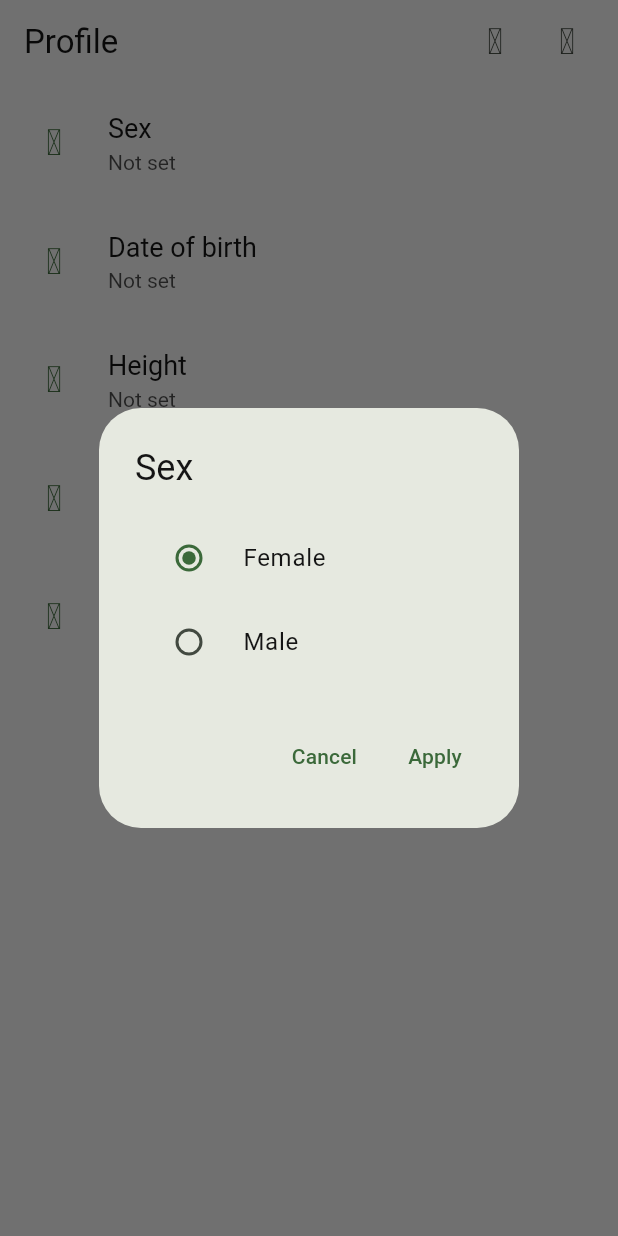
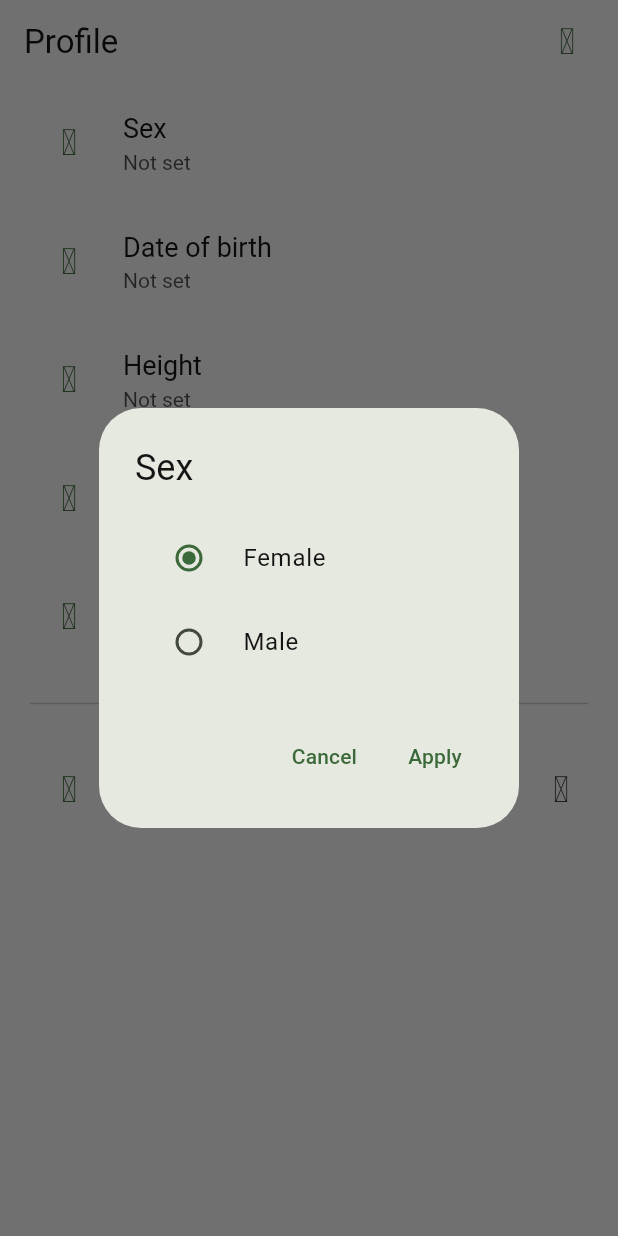
Before and after one commit to Tim-Otte/calorie-counter, a Flutter app: the ProfilePage screen opened directly with empty values, after a tap on "Sex", on a phone screen of 412 x 824 dp. Run offline on Flutter 3.47's test engine with Material 3 defaults, Android fonts, the phone set to English and light mode, and no system bars; drawn by our look-alikes of dynamic_color; our stand-ins replace cached_network_image, device_info_plus, drift, drift_flutter, flutter_localized_locales, material_symbols_icons and 3 more; missing offline and left inert: mobile_scanner, openfoodfacts; accounts and stored records are empty; generated files the repository leaves out were written again; statements that could not run were skipped.

Commit message:
Layout improvements and redesign: - Replaced bottom navigation with notched bottom bar - Fixed age calculation - Fixed margin in settings section - Moved data info to own page - Updated Java version in Gradle config

```diff
--- a/lib/src/components/all.dart
+++ b/lib/src/components/all.dart
@@ -1,7 +1,7 @@
 export 'add_meal/all.dart';
 export 'add_product/all.dart';
 export 'dialogs/all.dart';
-export 'profile/all.dart';
+export 'profile/dialogs/all.dart';
 export 'settings/all.dart';
 export 'column_with_refresh_indicator.dart';
 export 'form_field.dart';
--- a/lib/src/components/profile/all.dart
+++ /dev/null
@@ -1,2 +0,0 @@
-export 'bottom_sheets/about_personal_data_btm_sheet.dart';
-export 'dialogs/all.dart';
--- a/lib/src/components/settings/section.dart
+++ b/lib/src/components/settings/section.dart
@@ -6,12 +6,12 @@ class MaterialSettingsSection extends StatelessWidget {
   const MaterialSettingsSection({
     super.key,
     required this.tiles,
-    required this.margin,
+    this.margin,
     this.title,
   });
 
   final List<MaterialSettingsTile> tiles;
-  final EdgeInsetsDirectional? margin;
+  final EdgeInsets? margin;
   final Widget? title;
 
   @override
@@ -23,14 +23,19 @@ class MaterialSettingsSection extends StatelessWidget {
     final tileList = buildTileList();
 
     if (title == null) {
-      return tileList;
+      return Padding(
+        padding: margin ?? EdgeInsets.zero,
+        child: tileList,
+      );
     }
 
     final theme = Theme.of(context);
     final textScaler = MediaQuery.of(context).textScaler;
 
     return Padding(
-      padding: EdgeInsets.only(bottom: textScaler.scale(20)),
+      padding: (margin ?? EdgeInsets.zero).copyWith(
+        bottom: textScaler.scale(20),
+      ),
       child: Column(
         crossAxisAlignment: CrossAxisAlignment.start,
         children: [
--- a/lib/src/localization/app_de.arb
+++ b/lib/src/localization/app_de.arb
@@ -113,6 +113,8 @@
   "profileHeight": "Körpergröße",
   "profileWeight": "Gewicht",
   "profileWaistCircumference": "Taillenumfang",
+  "profileDataUsageTitle": "Warum wir Daten abfragen...",
+  "profileDataUsageSubtitle": "...und wofür sie genutzt werden",
 
   "aboutPersonalDataTitle": "Persönliche Informationen",
   "aboutPersonalDataGenderTitle": "Geschlecht",
--- a/lib/src/localization/app_en.arb
+++ b/lib/src/localization/app_en.arb
@@ -113,6 +113,8 @@
   "profileHeight": "Height",
   "profileWeight": "Weight",
   "profileWaistCircumference": "Waist circumference",
+  "profileDataUsageTitle": "Why we ask for your data...",
+  "profileDataUsageSubtitle": "...and how we use it for your benefit",
 
   "aboutPersonalDataTitle": "About personal information",
   "aboutPersonalDataGenderTitle": "Sex",
--- a/lib/src/pages/all.dart
+++ b/lib/src/pages/all.dart
@@ -1,3 +1,4 @@
+export 'about_personal_data.dart';
 export 'add_meal.dart';
 export 'add_product.dart';
 export 'monthly_overview.dart';
--- a/lib/src/pages/profile.dart
+++ b/lib/src/pages/profile.dart
@@ -2,7 +2,7 @@ import 'package:flutter/material.dart';
 import 'package:flutter_gen/gen_l10n/app_localizations.dart';
 import 'package:material_symbols_icons/symbols.dart';
 
-import 'settings.dart';
+import 'all.dart' show SettingsPage, AboutPersonalDataPage;
 import '../components/all.dart';
 import '../controllers/settings_controller.dart';
 import '../extensions/enumerable.dart';
@@ -17,7 +17,8 @@ class ProfilePage extends StatelessWidget {
 
   @override
   Widget build(BuildContext context) {
-    final AppLocalizations localizations = AppLocalizations.of(context)!;
+    final localizations = AppLocalizations.of(context)!;
+    final theme = Theme.of(context);
 
     return Scaffold(
       restorationId: 'profile',
@@ -26,18 +27,10 @@ class ProfilePage extends StatelessWidget {
         forceMaterialTransparency: true,
         actions: [
           IconButton(
-            icon: const Icon(Symbols.info_rounded),
-            onPressed: () => showModalBottomSheet(
-              context: context,
-              builder: (context) => const AboutPersonalDataBtmSheet(),
-              isScrollControlled: true,
-              useSafeArea: true,
-              showDragHandle: true,
-              enableDrag: true,
+            icon: Icon(
+              Symbols.settings_rounded,
+              color: theme.colorScheme.primary,
             ),
-          ),
-          IconButton(
-            icon: Icon(Symbols.settings_rounded),
             onPressed: () => Navigator.push(
               context,
               MaterialPageRoute(
@@ -49,8 +42,10 @@ class ProfilePage extends StatelessWidget {
         ],
       ),
       body: SingleChildScrollView(
-        child: MaterialSettingsSection(
-          margin: const EdgeInsetsDirectional.all(10),
+        child: Padding(
+          padding: EdgeInsets.symmetric(horizontal: 10),
+          child: Column(children: [
+            MaterialSettingsSection(
               tiles: [
                 MaterialBasicSettingsTile(
                   prefix: const Icon(Symbols.person_play_rounded),
@@ -79,11 +74,7 @@ class ProfilePage extends StatelessWidget {
                     _controller.dateOfBirth != null
                         ? localizations.profileDateOfBirthValue(
                             _controller.dateOfBirth!,
-                        (DateTime.now()
-                                    .difference(_controller.dateOfBirth!)
-                                    .inDays /
-                                365.0)
-                            .round(),
+                            _controller.age!,
                           )
                         : localizations.notSet,
                   ),
@@ -91,9 +82,10 @@ class ProfilePage extends StatelessWidget {
                     var result = await showDatePicker(
                       context: context,
                       initialDatePickerMode: DatePickerMode.year,
-                  firstDate:
-                      DateTime(DateTime.now().year - 100, DateTime.january, 1),
-                  lastDate: DateTime.now().subtract(const Duration(days: 365)),
+                      firstDate: DateTime(
+                          DateTime.now().year - 100, DateTime.january, 1),
+                      lastDate:
+                          DateTime.now().subtract(const Duration(days: 365)),
                       initialDate: _controller.dateOfBirth,
                     );
                     _controller.updateDateOfBirth(result);
@@ -108,8 +100,8 @@ class ProfilePage extends StatelessWidget {
                     var result = await showDialog<double>(
                       context: context,
                       builder: (context) => HeightInputDialog(
-                    measurementUnit:
-                        _controller.measurementUnit ?? MeasurementUnit.metric,
+                        measurementUnit: _controller.measurementUnit ??
+                            MeasurementUnit.metric,
                         currentValue: _controller.height ?? 0,
                       ),
                     );
@@ -125,8 +117,8 @@ class ProfilePage extends StatelessWidget {
                     var result = await showDialog<double>(
                       context: context,
                       builder: (context) => WeightInputDialog(
-                    measurementUnit:
-                        _controller.measurementUnit ?? MeasurementUnit.metric,
+                        measurementUnit: _controller.measurementUnit ??
+                            MeasurementUnit.metric,
                         currentValue: _controller.weight ?? 0,
                       ),
                     );
@@ -136,14 +128,14 @@ class ProfilePage extends StatelessWidget {
                 MaterialBasicSettingsTile(
                   prefix: const Icon(Symbols.measuring_tape_rounded),
                   title: Text(localizations.profileWaistCircumference),
-              description: Text(
-                  _controller.waistCircumferenceString ?? localizations.notSet),
+                  description: Text(_controller.waistCircumferenceString ??
+                      localizations.notSet),
                   onTap: (context) async {
                     var result = await showDialog<double>(
                       context: context,
                       builder: (context) => WaistCircumferenceInputDialog(
-                    measurementUnit:
-                        _controller.measurementUnit ?? MeasurementUnit.metric,
+                        measurementUnit: _controller.measurementUnit ??
+                            MeasurementUnit.metric,
                         currentValue: _controller.waistCircumference ?? 0,
                       ),
                     );
@@ -152,6 +144,26 @@ class ProfilePage extends StatelessWidget {
                 ),
               ],
             ),
+            Padding(
+              padding: EdgeInsets.all(10),
+              child: Divider(),
+            ),
+            MaterialSettingsSection(tiles: [
+              MaterialBasicSettingsTile(
+                prefix: const Icon(Symbols.query_stats_rounded),
+                title: Text(localizations.profileDataUsageTitle),
+                description: Text(localizations.profileDataUsageSubtitle),
+                suffix: const Icon(Symbols.chevron_forward_rounded),
+                onTap: (context) => Navigator.push(
+                  context,
+                  MaterialPageRoute(
+                    builder: (context) => const AboutPersonalDataPage(),
+                  ),
+                ),
+              ),
+            ])
+          ]),
+        ),
       ),
     );
   }
--- a/lib/src/pages/settings.dart
+++ b/lib/src/pages/settings.dart
@@ -25,7 +25,6 @@ class SettingsPage extends StatelessWidget {
     return FutureBuilder(
       future: DeviceInfoPlugin().androidInfo,
       builder: (context, androidInfoSnapshot) => MaterialSettingsSection(
-        margin: const EdgeInsetsDirectional.all(10),
         title: Text(localizations.settingsGeneralSection),
         tiles: [
           MaterialBasicSettingsTile(
@@ -105,7 +104,6 @@ class SettingsPage extends StatelessWidget {
       future: PackageInfo.fromPlatform(),
       builder: (context, packageInfoSnapshot) => MaterialSettingsSection(
         title: Text(localizations.settingsAboutSection),
-        margin: const EdgeInsetsDirectional.all(10),
         tiles: [
           MaterialBasicSettingsTile(
             prefix: const Icon(Symbols.tag_rounded),
```
Also changed, not shown: lib/src/controllers/settings_controller.dart (+9 -0 lines), lib/src/layout.dart (+138 -58 lines), lib/src/pages/about_personal_data.dart (renamed from lib/src/components/profile/bottom_sheets/about_personal_data_btm_sheet.dart, +8 -21 lines), lib/src/pages/today.dart (+40 -33 lines), 1 other file. Lines whose indentation alone changed are shown as unchanged.
